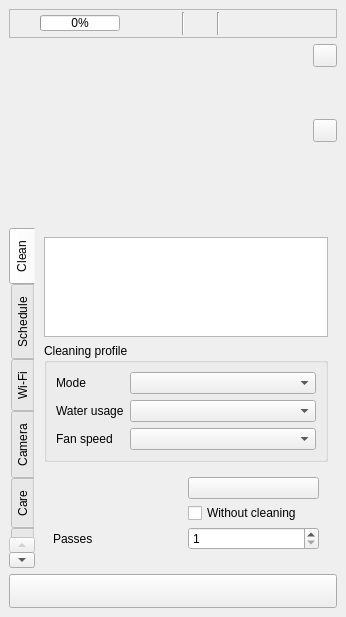
First picture: the form in valetudo_qgis/ui/status_panel.ui, repository sylsta/homeqgis, before the edit.
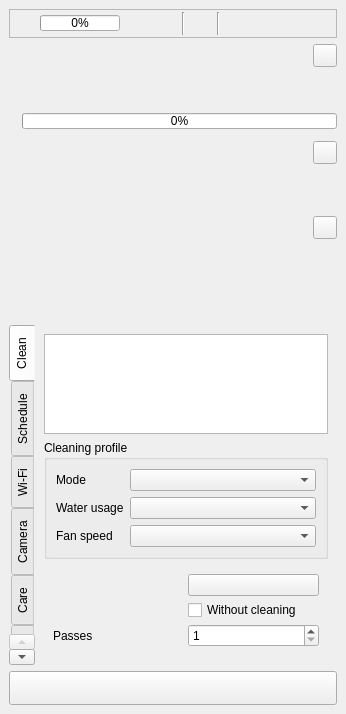
Second picture: the form after the edit. Custom widgets are drawn as their Qt base class.

Commit message: Panel details: Valetudo logo, Show on map, state and battery; Home Assistant block

```diff
--- a/valetudo_qgis/ui/status_panel.ui
+++ b/valetudo_qgis/ui/status_panel.ui
@@ -202,6 +202,39 @@
          </property>
         </widget>
        </item>
+       <item>
+        <layout class="QHBoxLayout" name="details_state_layout" stretch="0,1">
+         <item>
+          <widget class="QLabel" name="lbl_badge_details">
+           <property name="alignment">
+            <set>Qt::AlignCenter</set>
+           </property>
+           <property name="maximumSize">
+            <size>
+             <width>16777215</width>
+             <height>24</height>
+            </size>
+           </property>
+          </widget>
+         </item>
+         <item>
+          <widget class="QProgressBar" name="bar_battery_details">
+           <property name="maximumSize">
+            <size>
+             <width>16777215</width>
+             <height>16</height>
+            </size>
+           </property>
+           <property name="value">
+            <number>0</number>
+           </property>
+           <property name="toolTip">
+            <string>Battery</string>
+           </property>
+          </widget>
+         </item>
+        </layout>
+       </item>
        <item>
         <widget class="QWidget" name="pi_header">
          <layout class="QVBoxLayout" name="pi_header_layout">
@@ -260,6 +293,64 @@
          </layout>
         </widget>
        </item>
+       <item>
+        <widget class="QWidget" name="ha_header">
+         <layout class="QVBoxLayout" name="ha_header_layout">
+          <property name="leftMargin">
+           <number>0</number>
+          </property>
+          <property name="topMargin">
+           <number>6</number>
+          </property>
+          <property name="rightMargin">
+           <number>0</number>
+          </property>
+          <property name="bottomMargin">
+           <number>0</number>
+          </property>
+          <item>
+           <layout class="QHBoxLayout" name="ha_header_row" stretch="0,1,0">
+            <item>
+             <widget class="QLabel" name="lbl_ha_logo">
+              <property name="toolTip">
+               <string>Home Assistant</string>
+              </property>
+             </widget>
+            </item>
+            <item>
+             <widget class="QLabel" name="lbl_ha_connection"/>
+            </item>
+            <item>
+             <widget class="QToolButton" name="btn_ha_refresh">
+              <property name="toolTip">
+               <string>Refresh now</string>
+              </property>
+             </widget>
+            </item>
+           </layout>
+          </item>
+          <item>
+           <widget class="QLabel" name="lbl_ha_name">
+            <property name="wordWrap">
+             <bool>true</bool>
+            </property>
+            <property name="font">
+             <font>
+              <italic>true</italic>
+             </font>
+            </property>
+           </widget>
+          </item>
+          <item>
+           <widget class="QLabel" name="lbl_ha_info">
+            <property name="wordWrap">
+             <bool>true</bool>
+            </property>
+           </widget>
+          </item>
+         </layout>
+        </widget>
+       </item>
       </layout>
      </widget>
     </item>
```
Left out of the diff: 9 changed lines with no effect on the pictures. The commit also changes 4 other files.
